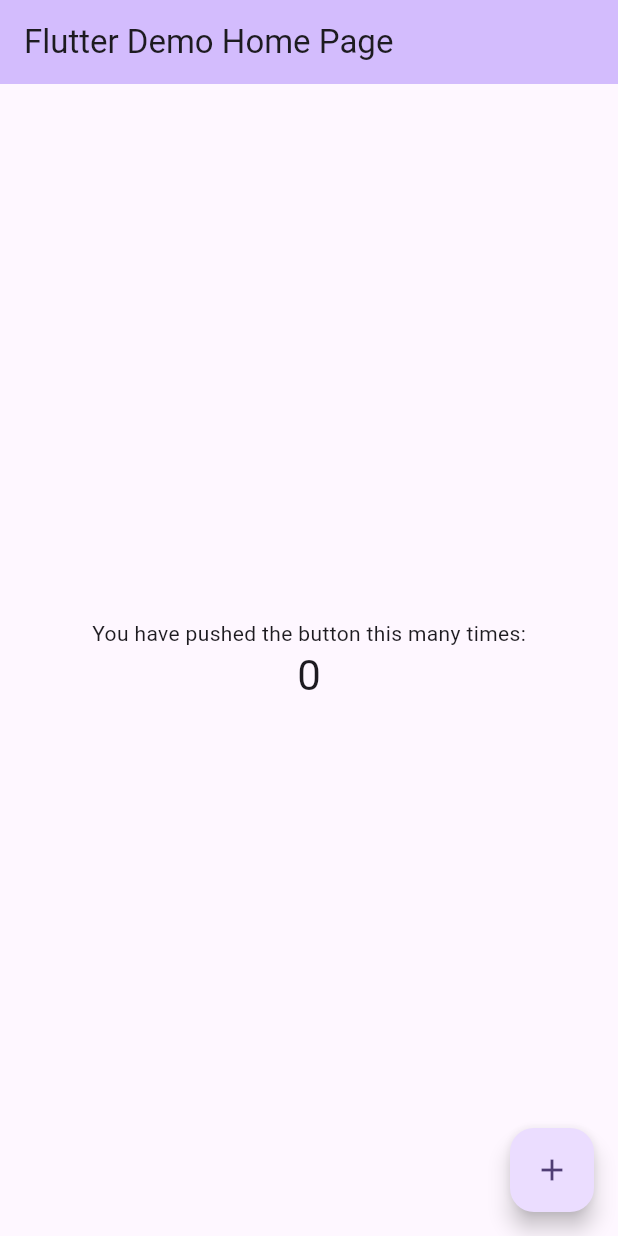
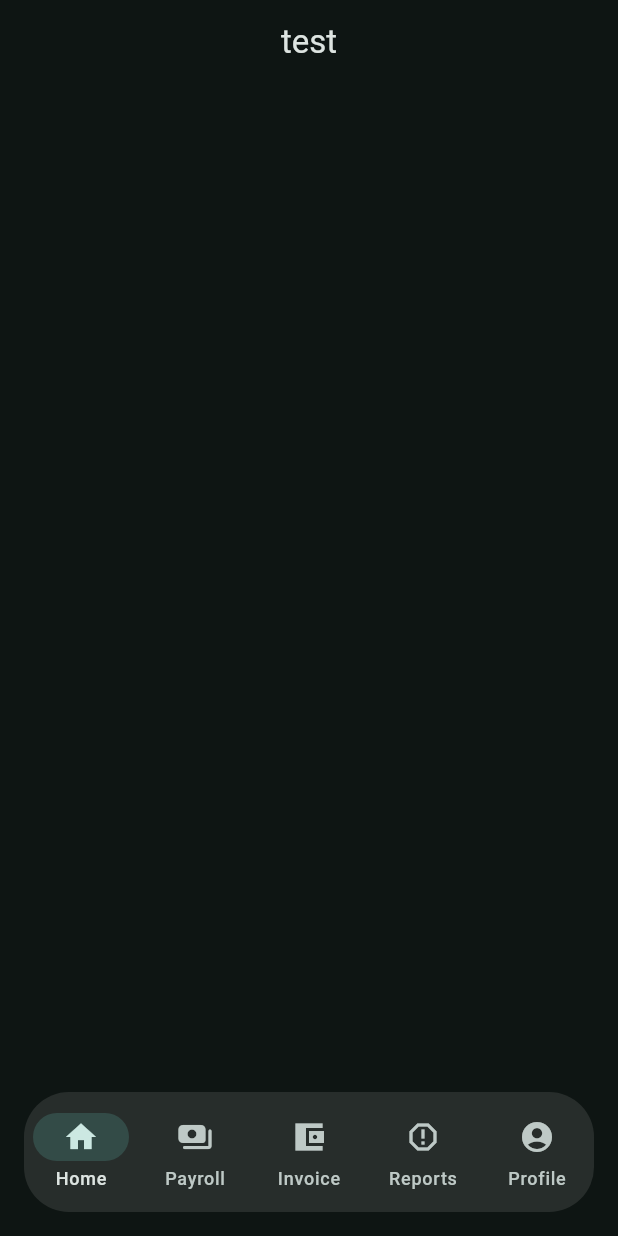
Before and after one commit to JustinVillacorta/cryphoria_mobile, a Flutter app: the screen it shows after launch, on a phone screen of 412 x 824 dp. Run offline on Flutter 3.47's test engine with Material 3 defaults, Android fonts, the phone set to English and light mode, and no system bars.

Commit message:
screens and bottomNavbar added(to be fixed)

```diff
--- /dev/null
+++ b/lib/features/auth/data/notifiers/notifiers.dart
@@ -0,0 +1,3 @@
+import 'package:flutter/material.dart';
+
+ValueNotifier selectedPageNotifer = ValueNotifier(0);
--- /dev/null
+++ b/lib/features/auth/presentation/pages/Home/home_views/homeView.dart
@@ -0,0 +1,10 @@
+import 'package:flutter/material.dart';
+
+class HomeScreen extends StatelessWidget {
+  const HomeScreen({super.key});
+
+  @override
+  Widget build(BuildContext context) {
+    return Container();
+  }
+}
--- /dev/null
+++ b/lib/features/auth/presentation/pages/Invoice/InvoiceViews/invoice_views.dart
@@ -0,0 +1,10 @@
+import 'package:flutter/material.dart';
+
+class InvoiceScreen extends StatelessWidget {
+  const InvoiceScreen({super.key});
+
+  @override
+  Widget build(BuildContext context) {
+    return Container();
+  }
+}
--- /dev/null
+++ b/lib/features/auth/presentation/pages/Payroll/payroll_views/payroll_Views.dart
@@ -0,0 +1,10 @@
+import 'package:flutter/material.dart';
+
+class payrollScreen extends StatelessWidget {
+  const payrollScreen({super.key});
+
+  @override
+  Widget build(BuildContext context) {
+    return Container();
+  }
+}
--- /dev/null
+++ b/lib/features/auth/presentation/pages/Reports/Reports_Views/reports_views.dart
@@ -0,0 +1,10 @@
+import 'package:flutter/material.dart';
+
+class reportsScreen extends StatelessWidget {
+  const reportsScreen({super.key});
+
+  @override
+  Widget build(BuildContext context) {
+    return Container();
+  }
+}
--- /dev/null
+++ b/lib/features/auth/presentation/pages/UserProfile/UserProfile_Views/userProfile_Views.dart
@@ -0,0 +1,10 @@
+import 'package:flutter/material.dart';
+
+class userProfile extends StatelessWidget {
+  const userProfile({super.key});
+
+  @override
+  Widget build(BuildContext context) {
+    return Container();
+  }
+}
--- /dev/null
+++ b/lib/features/auth/presentation/widgets/navbar_widget.dart
@@ -0,0 +1,55 @@
+import 'dart:ui';
+import 'package:cryphoria_mobile/features/auth/data/notifiers/notifiers.dart';
+import 'package:flutter/material.dart';
+
+class NavBarwidget extends StatefulWidget {
+  const NavBarwidget({super.key});
+
+  @override
+  State<NavBarwidget> createState() => _NavBarwidgetState();
+}
+
+class _NavBarwidgetState extends State<NavBarwidget> {
+  @override
+  Widget build(BuildContext context) {
+    return ValueListenableBuilder(valueListenable: selectedPageNotifer, builder: (context, selectedPage, child) {
+        return Padding(
+          padding: const EdgeInsets.symmetric(horizontal: 16, vertical: 16),
+          child: ClipRRect(
+            borderRadius: BorderRadius.circular(30),
+            child: BackdropFilter(
+              filter: ImageFilter.blur(sigmaX: 20, sigmaY: 20),
+              child: Container(
+                color: Colors.white.withOpacity(0.1),
+                // you can tweak elevation/shadows here if you like
+                child: NavigationBar(
+                  backgroundColor: Colors.transparent,
+                  elevation: 0,
+                  selectedIndex: selectedPage,
+                  onDestinationSelected: (int idx) {
+                    selectedPageNotifer.value = idx;
+                  },
+                  destinations: const [
+                    NavigationDestination(
+                        icon: Icon(Icons.home), label: 'Home'),
+                    NavigationDestination(
+                        icon: Icon(Icons.payments_rounded), label: 'Payroll'),
+                    NavigationDestination(
+                        icon: Icon(Icons.account_balance_wallet_sharp),
+                        label: 'Invoice'),
+                    NavigationDestination(
+                        icon: Icon(Icons.report_gmailerrorred),
+                        label: 'Reports'),
+                    NavigationDestination(
+                        icon: Icon(Icons.account_circle_rounded),
+                        label: 'Profile'),
+                  ],
+                ),
+              ),
+            ),
+          ),
+        );
+      },
+    );
+  }
+}
--- /dev/null
+++ b/lib/features/auth/presentation/widgets/widgetTree.dart
@@ -0,0 +1,35 @@
+import 'package:cryphoria_mobile/features/auth/data/notifiers/notifiers.dart';
+import 'package:cryphoria_mobile/features/auth/presentation/pages/Home/home_views/homeView.dart';
+import 'package:cryphoria_mobile/features/auth/presentation/pages/Invoice/InvoiceViews/invoice_views.dart';
+import 'package:cryphoria_mobile/features/auth/presentation/pages/Payroll/payroll_views/payroll_Views.dart';
+import 'package:cryphoria_mobile/features/auth/presentation/pages/Reports/Reports_Views/reports_views.dart';
+import 'package:cryphoria_mobile/features/auth/presentation/pages/UserProfile/UserProfile_Views/userProfile_Views.dart';
+import 'package:cryphoria_mobile/features/auth/presentation/widgets/navbar_widget.dart';
+import 'package:flutter/material.dart';
+
+
+List<Widget> pages = [HomeScreen(), InvoiceScreen(), payrollScreen(), reportsScreen(), userProfile()];
+
+class WidgetTree extends StatelessWidget {
+  const WidgetTree({super.key});
+
+
+  @override
+  Widget build(BuildContext context) {
+    return Scaffold(
+      appBar: AppBar(
+        title: Text('test'),
+        centerTitle: true,
+
+      ),
+      body: ValueListenableBuilder(
+        valueListenable: selectedPageNotifer,
+        builder: (context, selectedPage, child) {
+          return pages.elementAt(selectedPage);
+        },
+      ),
+
+      bottomNavigationBar: NavBarwidget(),
+    );
+  }
+}
--- a/lib/main.dart
+++ b/lib/main.dart
@@ -1,4 +1,8 @@
+import 'package:cryphoria_mobile/features/auth/presentation/pages/Home/home_views/homeView.dart';
+import 'package:cryphoria_mobile/features/auth/presentation/widgets/widgetTree.dart';
 import 'package:flutter/material.dart';
+
+
 
 void main() {
   runApp(const MyApp());
@@ -7,116 +11,17 @@ void main() {
 class MyApp extends StatelessWidget {
   const MyApp({super.key});
 
-  // This widget is the root of your application.
   @override
   Widget build(BuildContext context) {
-    return MaterialApp(
-      title: 'Flutter Demo',
-      theme: ThemeData(
-        // This is the theme of your application.
-        //
-        // TRY THIS: Try running your application with "flutter run". You'll see
-        // the application has a purple toolbar. Then, without quitting the app,
-        // try changing the seedColor in the colorScheme below to Colors.green
-        // and then invoke "hot reload" (save your changes or press the "hot
-        // reload" button in a Flutter-supported IDE, or press "r" if you used
-        // the command line to start the app).
-        //
-        // Notice that the counter didn't reset back to zero; the application
-        // state is not lost during the reload. To reset the state, use hot
-        // restart instead.
-        //
-        // This works for code too, not just values: Most code changes can be
-        // tested with just a hot reload.
-        colorScheme: ColorScheme.fromSeed(seedColor: Colors.deepPurple),
-      ),
-      home: const MyHomePage(title: 'Flutter Demo Home Page'),
+      return MaterialApp(
+
+      debugShowCheckedModeBanner: false,
+      home: WidgetTree(),
+      theme: ThemeData(colorScheme: ColorScheme.fromSeed(seedColor: Colors.teal, brightness: Brightness.dark),
+      )
+
+
+
     );
   }
 }
-
-class MyHomePage extends StatefulWidget {
-  const MyHomePage({super.key, required this.title});
-
-  // This widget is the home page of your application. It is stateful, meaning
-  // that it has a State object (defined below) that contains fields that affect
-  // how it looks.
-
-  // This class is the configuration for the state. It holds the values (in this
-  // case the title) provided by the parent (in this case the App widget) and
-  // used by the build method of the State. Fields in a Widget subclass are
-  // always marked "final".
-
-  final String title;
-
-  @override
-  State<MyHomePage> createState() => _MyHomePageState();
-}
-
-class _MyHomePageState extends State<MyHomePage> {
-  int _counter = 0;
-
-  void _incrementCounter() {
-    setState(() {
-      // This call to setState tells the Flutter framework that something has
-      // changed in this State, which causes it to rerun the build method below
-      // so that the display can reflect the updated values. If we changed
-      // _counter without calling setState(), then the build method would not be
-      // called again, and so nothing would appear to happen.
-      _counter++;
-    });
-  }
-
-  @override
-  Widget build(BuildContext context) {
-    // This method is rerun every time setState is called, for instance as done
-    // by the _incrementCounter method above.
-    //
-    // The Flutter framework has been optimized to make rerunning build methods
-    // fast, so that you can just rebuild anything that needs updating rather
-    // than having to individually change instances of widgets.
-    return Scaffold(
-      appBar: AppBar(
-        // TRY THIS: Try changing the color here to a specific color (to
-        // Colors.amber, perhaps?) and trigger a hot reload to see the AppBar
-        // change color while the other colors stay the same.
-        backgroundColor: Theme.of(context).colorScheme.inversePrimary,
-        // Here we take the value from the MyHomePage object that was created by
-        // the App.build method, and use it to set our appbar title.
-        title: Text(widget.title),
-      ),
-      body: Center(
-        // Center is a layout widget. It takes a single child and positions it
-        // in the middle of the parent.
-        child: Column(
-          // Column is also a layout widget. It takes a list of children and
-          // arranges them vertically. By default, it sizes itself to fit its
-          // children horizontally, and tries to be as tall as its parent.
-          //
-          // Column has various properties to control how it sizes itself and
-          // how it positions its children. Here we use mainAxisAlignment to
-          // center the children vertically; the main axis here is the vertical
-          // axis because Columns are vertical (the cross axis would be
-          // horizontal).
-          //
-          // TRY THIS: Invoke "debug painting" (choose the "Toggle Debug Paint"
-          // action in the IDE, or press "p" in the console), to see the
-          // wireframe for each widget.
-          mainAxisAlignment: MainAxisAlignment.center,
-          children: <Widget>[
-            const Text('You have pushed the button this many times:'),
-            Text(
-              '$_counter',
-              style: Theme.of(context).textTheme.headlineMedium,
-            ),
-          ],
-        ),
-      ),
-      floatingActionButton: FloatingActionButton(
-        onPressed: _incrementCounter,
-        tooltip: 'Increment',
-        child: const Icon(Icons.add),
-      ), // This trailing comma makes auto-formatting nicer for build methods.
-    );
-  }
-}
```
Also changed, not shown: lib/features/auth/presentation/pages/Home/home_ViewModel/home_Viewmodel.dart (added), lib/features/auth/presentation/pages/Invoice/invoice_viewMdel/invoice_viewmodel.dart (added), lib/features/auth/presentation/pages/Payroll/payroll_viewModel/payroll_ViewModel.dart (added), lib/features/auth/presentation/pages/Reports/Reports_ViewModel/reports_ViewModel.dart (added), lib/features/auth/presentation/pages/UserProfile/UserProfile_ViewModel/userprofile_ViewModel.dart (added).
